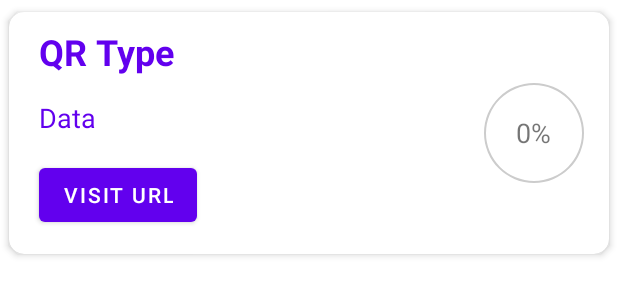
After one commit to s23TeamZ/Frontend_Android_App, an Android app: the layout response_row.xml on its own in the app's theme, with its tools: preview values and no code run, on a phone screen of 412 x 824 dp. The commit adds this screen. Shown: the top 300 px of the screen. Run offline under Robolectric (Android 15) with nearby library versions, the phone set to English and light mode, and no system bars.

Commit message:
final app done

```diff
--- /dev/null
+++ b/app/src/main/res/drawable/circ.xml
@@ -0,0 +1,8 @@
+<?xml version= "1.0" encoding= "utf-8" ?>
+<shape xmlns:android = "http://schemas.android.com/apk/res/android"
+    android:innerRadiusRatio= "2.5"
+    android:shape= "ring"
+    android:thickness= "1dp"
+    android:useLevel= "false" >
+    <solid android:color= "#CCC" />
+</shape>
--- /dev/null
+++ b/app/src/main/res/drawable/round_progress_bar.xml
@@ -0,0 +1,17 @@
+<?xml version= "1.0" encoding= "utf-8" ?>
+<rotate xmlns:android = "http://schemas.android.com/apk/res/android"
+    android:fromDegrees= "270"
+    android:toDegrees= "270" >
+    <shape
+        android:innerRadiusRatio= "2.5"
+        android:shape= "ring"
+        android:thickness= "7dp"
+        android:useLevel= "true" > <!-- this line fixes the issue for lollipop api 21 -->
+        <gradient
+            android:angle= "0"
+            android:endColor= "#007DD6"
+            android:startColor= "#007DD6"
+            android:type= "sweep"
+            android:useLevel= "false" />
+    </shape>
+</rotate>
--- /dev/null
+++ b/app/src/main/res/layout/response_row.xml
@@ -0,0 +1,102 @@
+<?xml version="1.0" encoding="utf-8"?>
+<androidx.constraintlayout.widget.ConstraintLayout xmlns:android="http://schemas.android.com/apk/res/android"
+    xmlns:app="http://schemas.android.com/apk/res-auto"
+    android:layout_width="match_parent"
+    android:layout_height="wrap_content"
+    android:orientation="vertical">
+
+    <androidx.cardview.widget.CardView
+        android:layout_width="match_parent"
+        android:layout_height="wrap_content"
+        app:cardCornerRadius="10dp"
+        app:cardElevation="3dp"
+        app:cardUseCompatPadding="true"
+        app:layout_constraintBottom_toBottomOf="parent"
+        app:layout_constraintTop_toTopOf="parent">
+
+        <RelativeLayout
+            android:layout_width="match_parent"
+            android:layout_height="match_parent">
+
+            <LinearLayout
+                android:id="@+id/firstLinearLayout"
+                android:layout_width="match_parent"
+                android:layout_height="wrap_content"
+                android:orientation="vertical">
+
+                <TextView
+                    android:id="@+id/user_name"
+                    android:layout_width="wrap_content"
+                    android:layout_height="wrap_content"
+                    android:layout_marginStart="20dp"
+                    android:layout_marginTop="10dp"
+                    android:text="QR Type"
+                    android:textColor="@color/purple_500"
+                    android:textSize="24sp"
+                    android:textStyle="bold" />
+            </LinearLayout>
+
+            <LinearLayout
+                android:layout_width="match_parent"
+                android:layout_height="wrap_content"
+                android:layout_below="@id/firstLinearLayout"
+                android:layout_marginEnd="100dp"
+                android:orientation="vertical">
+
+                <TextView
+                    android:id="@+id/user_name1"
+                    android:layout_width="wrap_content"
+                    android:layout_height="wrap_content"
+                    android:layout_marginStart="20dp"
+                    android:layout_marginTop="15dp"
+                    android:layout_marginBottom="15dp"
+                    android:text="Data"
+                    android:textColor="@color/purple_500"
+                    android:textSize="18sp" />
+
+                <Button
+                    android:id="@+id/urlbutton"
+                    android:layout_width="wrap_content"
+                    android:layout_height="wrap_content"
+                    android:layout_marginStart="20dp"
+                    android:layout_marginBottom="15dp"
+                    android:text="Visit URL" />
+            </LinearLayout>
+
+            <androidx.cardview.widget.CardView
+                android:layout_width="wrap_content"
+                android:layout_height="wrap_content"
+                android:layout_alignParentEnd="true"
+                android:layout_centerInParent="true"
+                android:outlineProvider="none">
+
+                <RelativeLayout
+                    android:layout_width="wrap_content"
+                    android:layout_height="wrap_content">
+
+                    <TextView
+                        android:id="@+id/tx"
+                        android:layout_width="wrap_content"
+                        android:layout_height="wrap_content"
+                        android:layout_centerInParent="true"
+                        android:text="0%"
+                        android:textSize="18sp" />
+
+                    <ProgressBar
+                        android:id="@+id/progressBar"
+                        style="?android:attr/progressBarStyleHorizontal"
+                        android:layout_width="80dp"
+                        android:layout_height="80dp"
+                        android:layout_centerInParent="true"
+                        android:layout_marginEnd="20dp"
+                        android:background="@drawable/circ"
+                        android:indeterminate="false"
+                        android:max="100"
+                        android:progress="0"
+                        android:progressDrawable="@drawable/round_progress_bar" />
+                </RelativeLayout>
+            </androidx.cardview.widget.CardView>
+
+        </RelativeLayout>
+    </androidx.cardview.widget.CardView>
+</androidx.constraintlayout.widget.ConstraintLayout>
```
Also changed, not shown: app/src/main/java/com/example/qrtesting/MainActivity.java (+63 -4 lines), app/src/main/res/layout/activity_main.xml (+7 -1 lines).
